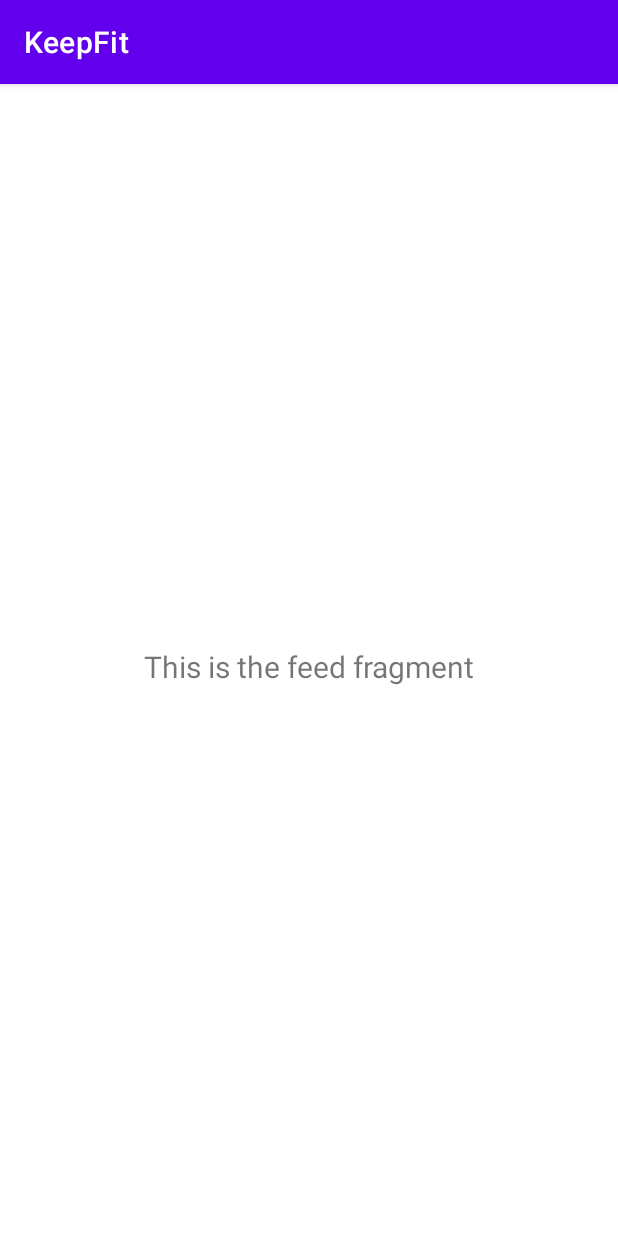
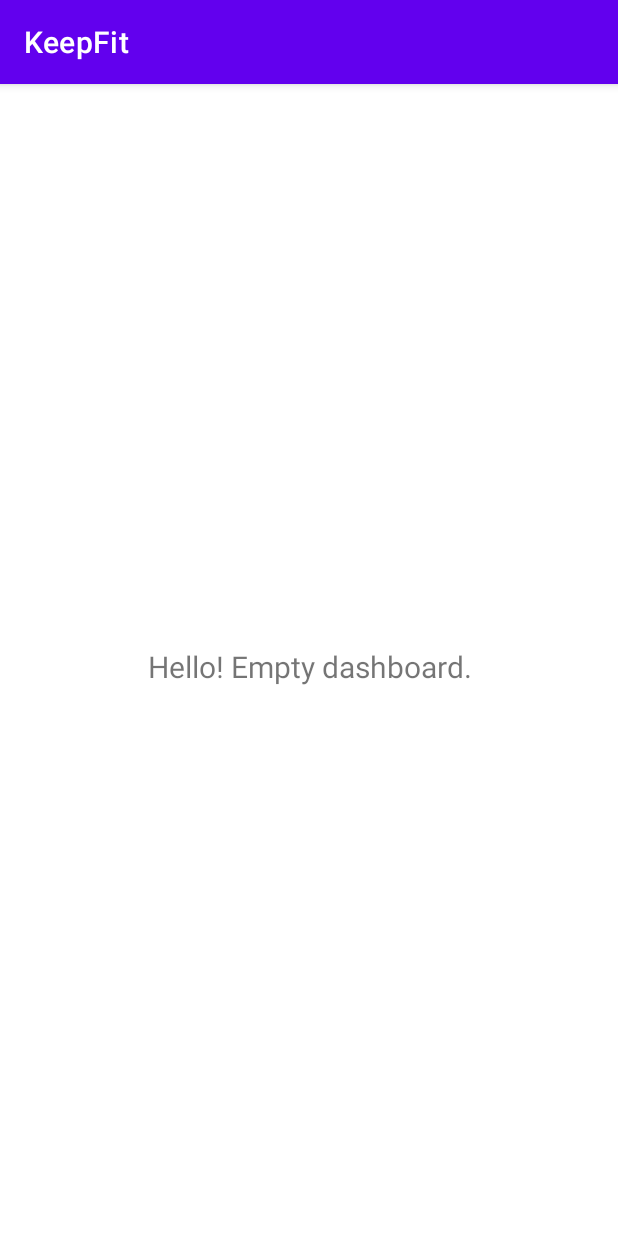
Before and after one commit to jackz314/KeepFit, an Android app: the fragment FeedFragment shown on its own in the app's theme, on a phone screen of 412 x 824 dp. Run offline under Robolectric (Android 15) with nearby library versions, the phone set to English and light mode, and no system bars.

Commit message:
Refactor code base.

```diff
--- a/app/src/main/AndroidManifest.xml
+++ b/app/src/main/AndroidManifest.xml
@@ -11,9 +11,9 @@
         android:roundIcon="@mipmap/ic_launcher_round"
         android:supportsRtl="true"
         android:theme="@style/Theme.KeepFit">
-        <activity android:name=".NewUserActivity"></activity>
+        <activity android:name=".views.NewUserActivity"></activity>
         <activity
-            android:name=".MainActivity"
+            android:name=".views.MainActivity"
             android:label="@string/app_name">
             <intent-filter>
                 <action android:name="android.intent.action.MAIN" />
--- /dev/null
+++ b/app/src/main/java/com/jackz314/keepfit/controllers/ExerciseController.java
@@ -0,0 +1,4 @@
+package com.jackz314.keepfit.controllers;
+
+public class ExerciseController {
+}
--- /dev/null
+++ b/app/src/main/java/com/jackz314/keepfit/controllers/LivestreamController.java
@@ -0,0 +1,4 @@
+package com.jackz314.keepfit.controllers;
+
+public class LivestreamController {
+}
--- /dev/null
+++ b/app/src/main/java/com/jackz314/keepfit/controllers/UserController.java
@@ -0,0 +1,4 @@
+package com.jackz314.keepfit.controllers;
+
+public class UserController {
+}
--- /dev/null
+++ b/app/src/main/java/com/jackz314/keepfit/controllers/VideoController.java
@@ -0,0 +1,4 @@
+package com.jackz314.keepfit.controllers;
+
+public class VideoController {
+}
--- /dev/null
+++ b/app/src/main/java/com/jackz314/keepfit/models/Exercise.java
@@ -0,0 +1,4 @@
+package com.jackz314.keepfit.models;
+
+public class Exercise {
+}
--- /dev/null
+++ b/app/src/main/java/com/jackz314/keepfit/models/Media.java
@@ -0,0 +1,4 @@
+package com.jackz314.keepfit.models;
+
+public class Media {
+}
--- /dev/null
+++ b/app/src/main/java/com/jackz314/keepfit/models/User.java
@@ -0,0 +1,4 @@
+package com.jackz314.keepfit.models;
+
+public class User {
+}
--- a/app/src/main/java/com/jackz314/keepfit/ui/feed/FeedFragment.java
+++ /dev/null
@@ -1,35 +0,0 @@
-package com.jackz314.keepfit.ui.feed;
-
-import android.os.Bundle;
-import android.view.LayoutInflater;
-import android.view.View;
-import android.view.ViewGroup;
-import android.widget.TextView;
-
-import androidx.annotation.NonNull;
-import androidx.annotation.Nullable;
-import androidx.fragment.app.Fragment;
-import androidx.lifecycle.Observer;
-import androidx.lifecycle.ViewModelProvider;
-
-import com.jackz314.keepfit.R;
-
-public class FeedFragment extends Fragment {
-
-    private FeedViewModel feedViewModel;
-
-    public View onCreateView(@NonNull LayoutInflater inflater,
-                             ViewGroup container, Bundle savedInstanceState) {
-        feedViewModel =
-                new ViewModelProvider(this).get(FeedViewModel.class);
-        View root = inflater.inflate(R.layout.fragment_feed, container, false);
-        final TextView textView = root.findViewById(R.id.text_dashboard);
-        feedViewModel.getText().observe(getViewLifecycleOwner(), new Observer<String>() {
-            @Override
-            public void onChanged(@Nullable String s) {
-                textView.setText(s);
-            }
-        });
-        return root;
-    }
-}
--- a/app/src/main/java/com/jackz314/keepfit/ui/feed/FeedViewModel.java
+++ /dev/null
@@ -1,19 +0,0 @@
-package com.jackz314.keepfit.ui.feed;
-
-import androidx.lifecycle.LiveData;
-import androidx.lifecycle.MutableLiveData;
-import androidx.lifecycle.ViewModel;
-
-public class FeedViewModel extends ViewModel {
-
-    private MutableLiveData<String> mText;
-
-    public FeedViewModel() {
-        mText = new MutableLiveData<>();
-        mText.setValue("This is the feed fragment");
-    }
-
-    public LiveData<String> getText() {
-        return mText;
-    }
-}
--- /dev/null
+++ b/app/src/main/java/com/jackz314/keepfit/views/FeedFragment.java
@@ -0,0 +1,27 @@
+package com.jackz314.keepfit.views;
+
+import android.os.Bundle;
+import android.view.LayoutInflater;
+import android.view.View;
+import android.view.ViewGroup;
+
+import androidx.annotation.NonNull;
+import androidx.fragment.app.Fragment;
+
+import com.jackz314.keepfit.databinding.FragmentFeedBinding;
+
+public class FeedFragment extends Fragment {
+
+    private FragmentFeedBinding b;
+
+    public View onCreateView(@NonNull LayoutInflater inflater,
+                             ViewGroup container, Bundle savedInstanceState) {
+
+        b = FragmentFeedBinding.inflate(inflater, container, false);
+        View root = b.getRoot();
+
+        b.textDashboard.setText("Hello! Empty dashboard.");
+
+        return root;
+    }
+}
--- a/app/src/main/java/com/jackz314/keepfit/NewUserActivity.java
+++ b/app/src/main/java/com/jackz314/keepfit/views/NewUserActivity.java
@@ -1,4 +1,4 @@
-package com.jackz314.keepfit;
+package com.jackz314.keepfit.views;
 
 import androidx.appcompat.app.AppCompatActivity;
 
@@ -14,7 +14,6 @@ public class NewUserActivity extends AppCompatActivity {
 
     private ActivityNewUserBinding b;
 
-
     @Override
     protected void onCreate(Bundle savedInstanceState) {
         super.onCreate(savedInstanceState);
--- a/app/src/main/res/layout/activity_new_user.xml
+++ b/app/src/main/res/layout/activity_new_user.xml
@@ -4,7 +4,7 @@
     xmlns:tools="http://schemas.android.com/tools"
     android:layout_width="match_parent"
     android:layout_height="match_parent"
-    tools:context=".NewUserActivity">
+    tools:context=".views.NewUserActivity">
 
     <Button
         android:id="@+id/finish_new_user_btn"
--- a/app/src/main/res/layout/fragment_feed.xml
+++ b/app/src/main/res/layout/fragment_feed.xml
@@ -4,7 +4,7 @@
     xmlns:tools="http://schemas.android.com/tools"
     android:layout_width="match_parent"
     android:layout_height="match_parent"
-    tools:context=".ui.feed.FeedFragment">
+    tools:context=".views.FeedFragment">
 
     <TextView
         android:id="@+id/text_dashboard"
--- a/app/src/main/res/layout/fragment_me.xml
+++ b/app/src/main/res/layout/fragment_me.xml
@@ -6,7 +6,7 @@
     android:layout_width="match_parent"
     android:layout_height="match_parent"
     android:clipToPadding="false"
-    tools:context="ui.me.MeFragment">
+    tools:context=".views.MeFragment">
 
     <androidx.constraintlayout.widget.ConstraintLayout
         android:layout_width="match_parent"
--- a/app/src/main/res/navigation/mobile_navigation.xml
+++ b/app/src/main/res/navigation/mobile_navigation.xml
@@ -7,13 +7,13 @@
 
     <fragment
         android:id="@+id/navigation_me"
-        android:name="com.jackz314.keepfit.ui.me.MeFragment"
+        android:name="com.jackz314.keepfit.views.MeFragment"
         android:label="@string/title_me"
         tools:layout="@layout/fragment_me" />
 
     <fragment
         android:id="@+id/navigation_feed"
-        android:name="com.jackz314.keepfit.ui.feed.FeedFragment"
+        android:name="com.jackz314.keepfit.views.FeedFragment"
         android:label="@string/title_feed"
         tools:layout="@layout/fragment_feed" />
 
```
Also changed, not shown: app/src/main/java/com/jackz314/keepfit/ui/me/MeViewModel.java (deleted, +0 -31 lines), app/src/main/java/com/jackz314/keepfit/views/MainActivity.java (renamed from app/src/main/java/com/jackz314/keepfit/MainActivity.java, +5 -4 lines), app/src/main/java/com/jackz314/keepfit/views/MeFragment.java (renamed from app/src/main/java/com/jackz314/keepfit/ui/me/MeFragment.java, +12 -7 lines).
